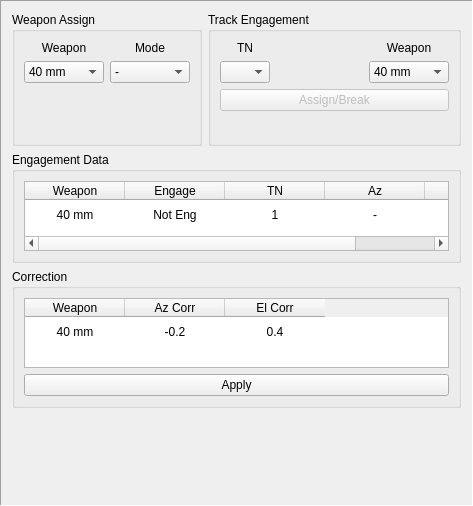
Before: the Qt Designer form framewap.ui in MiftahSalam/FA-FCS-2020-HMI, drawn with Qt 5.
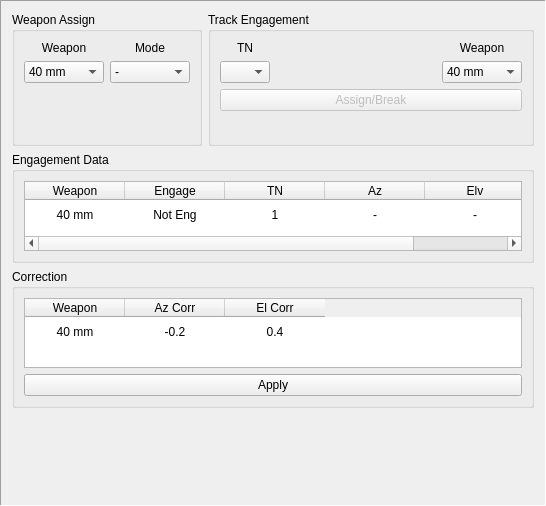
After: the same form once the commit is applied.

```diff
--- a/framewap.ui
+++ b/framewap.ui
@@ -9,7 +9,7 @@
    <rect>
     <x>0</x>
     <y>0</y>
-    <width>473</width>
+    <width>546</width>
     <height>506</height>
    </rect>
   </property>
@@ -407,6 +407,12 @@
           <verstretch>0</verstretch>
          </sizepolicy>
         </property>
+        <property name="maximumSize">
+         <size>
+          <width>1000</width>
+          <height>100</height>
+         </size>
+        </property>
         <property name="styleSheet">
          <string notr="true"/>
         </property>
```
